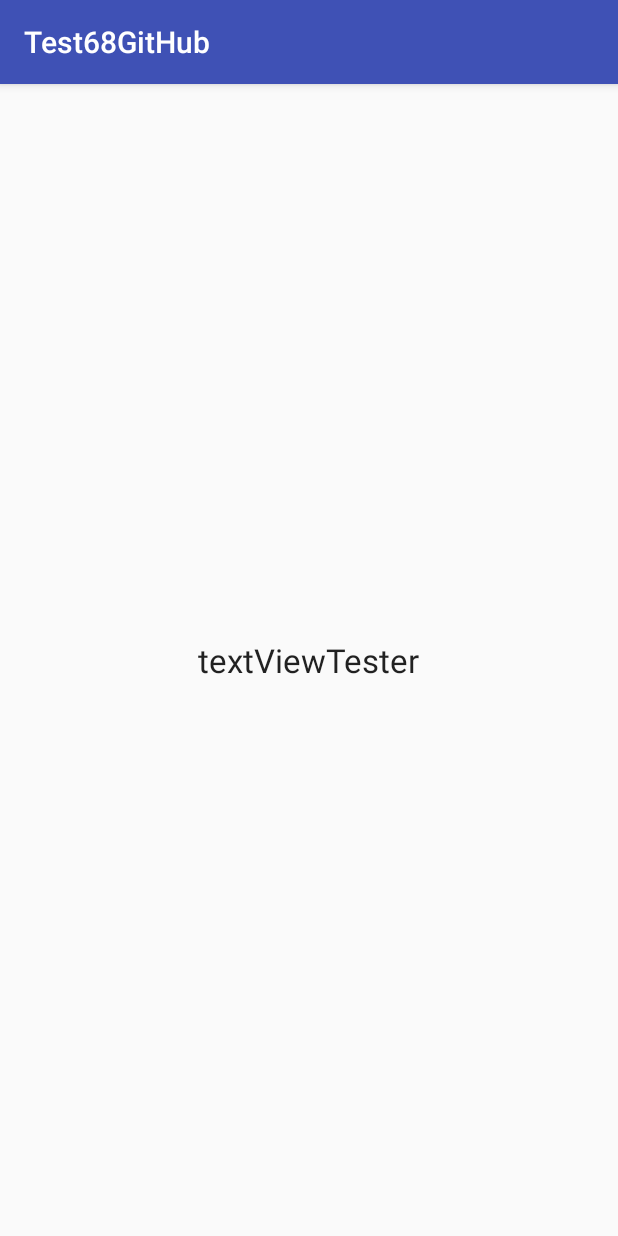
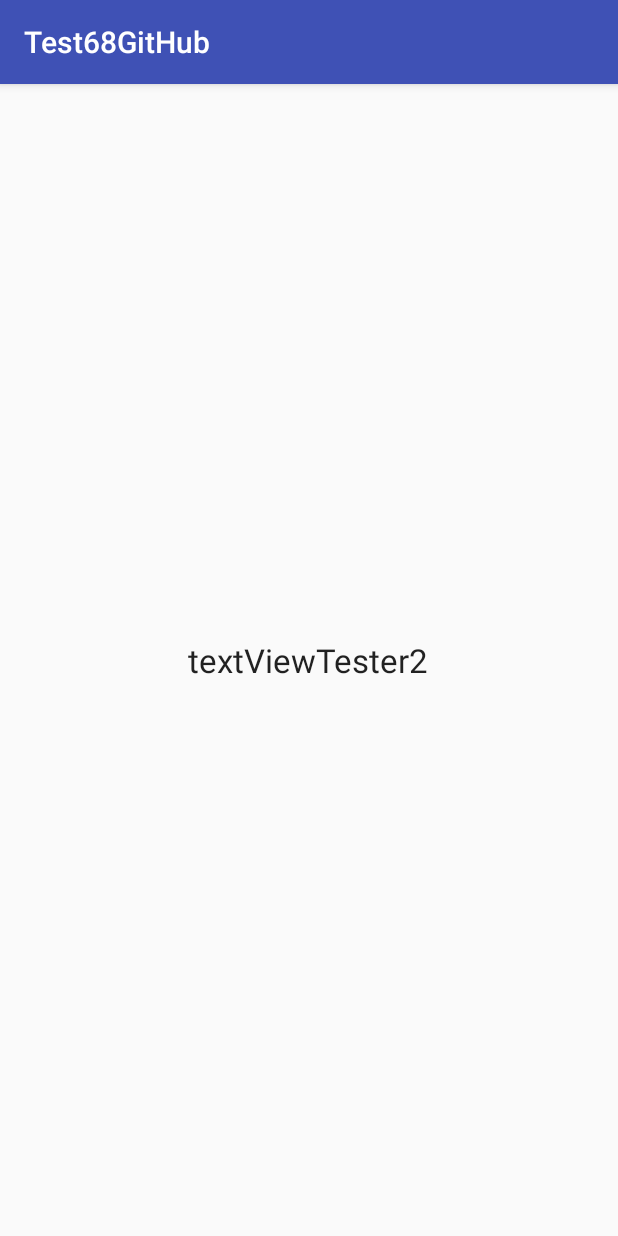
Before and after one commit to qtmspin/Test68GitHub, an Android app: the screen it shows after launch (MainActivity), on a phone screen of 412 x 824 dp. Run offline under Robolectric (Android 15) with nearby library versions, the phone set to English and light mode, and no system bars.

Commit message:
Changed label text

```diff
--- a/app/src/main/res/layout/activity_main.xml
+++ b/app/src/main/res/layout/activity_main.xml
@@ -13,7 +13,7 @@
         android:layout_width="wrap_content"
         android:layout_height="wrap_content"
         android:textAppearance="?android:attr/textAppearanceLarge"
-        android:text="textViewTester"
+        android:text="textViewTester2"
         android:id="@+id/textViewTester"
         android:layout_centerVertical="true"
         android:layout_centerHorizontal="true" />
```
